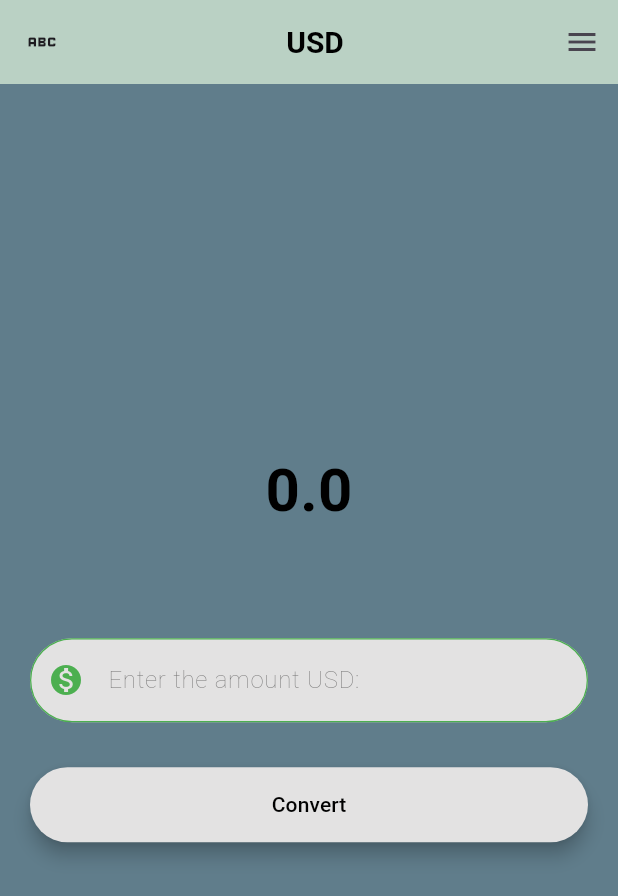
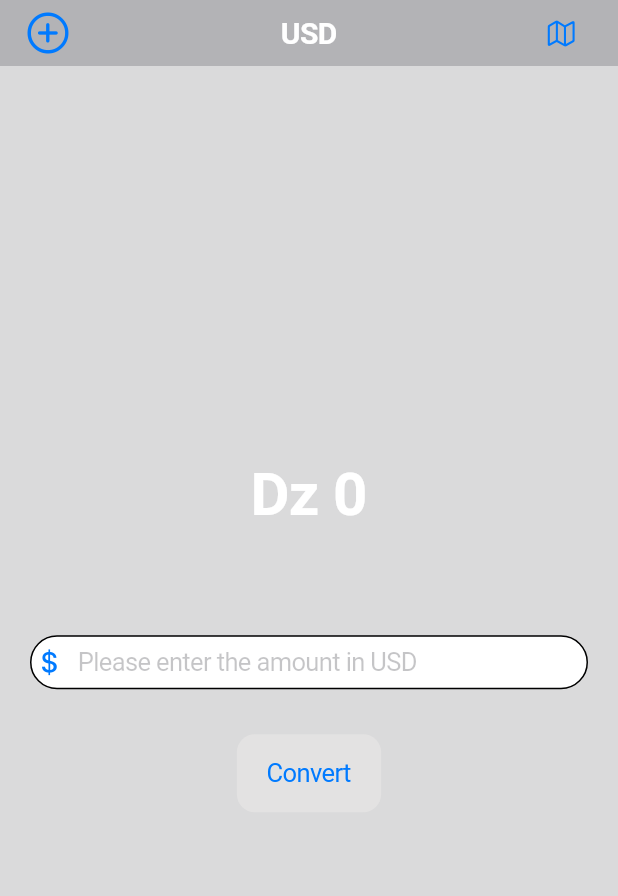
Before and after one commit to Imad015/FirstAppByflutter, a Flutter app: the screen it shows after launch, on a phone screen of 412 x 824 dp. Shown: the top 896 px of the screen. Run offline on Flutter 3.47's test engine with Material 3 defaults, Android fonts, the phone set to English and light mode, and no system bars.

Commit message:
refactor: replace PageTwo with CurrencyConverter pages and enhance app structure

```diff
--- /dev/null
+++ b/my_awesome_app/lib/currency_converter_cupertino_page.dart
@@ -0,0 +1,100 @@
+import 'package:flutter/cupertino.dart';
+
+class CurrencyConverterCupertinoPage extends StatefulWidget {
+  const CurrencyConverterCupertinoPage({super.key});
+
+  @override
+  State<CurrencyConverterCupertinoPage> createState() =>
+      _CurrencyConverterCupertinoPageState();
+}
+
+class _CurrencyConverterCupertinoPageState
+    extends State<CurrencyConverterCupertinoPage> {
+  double result = 0;
+  final TextEditingController textEditingController = TextEditingController();
+  @override
+  void dispose() {
+    textEditingController.dispose();
+    super.dispose();
+  }
+
+  @override
+  Widget build(BuildContext context) {
+    return CupertinoPageScaffold(
+      navigationBar: CupertinoNavigationBar(
+        middle: const Center(
+          child: Text(
+            "USD",
+            style: TextStyle(
+              color: CupertinoColors.white,
+              fontWeight: FontWeight.bold,
+              fontSize: 20,
+            ),
+          ),
+        ),
+        trailing: Row(
+          mainAxisSize: MainAxisSize.min,
+          children: [
+            CupertinoButton(
+              padding: EdgeInsets.zero,
+              child: const Icon(CupertinoIcons.map),
+              onPressed: () {},
+            ),
+          ],
+        ),
+        backgroundColor: CupertinoColors.activeGreen,
+        leading: const Icon(CupertinoIcons.add_circled),
+      ),
+      backgroundColor: CupertinoColors.tertiarySystemFill,
+      child: Center(
+        child: Column(
+          mainAxisAlignment: MainAxisAlignment.center,
+          children: [
+            Container(
+              margin: EdgeInsets.fromLTRB(0, 0, 0, 50),
+              child: Text(
+                'Dz ${result != 0 ? result.toStringAsFixed(2) : result.toStringAsFixed(0)}',
+
+                style: const TextStyle(
+                  fontSize: 40,
+                  fontWeight: FontWeight.bold,
+                  color: CupertinoColors.white,
+                ),
+              ),
+            ),
+            Container(
+              padding: const EdgeInsets.all(20),
+
+              child: CupertinoTextField(
+                controller: textEditingController,
+                keyboardType: const TextInputType.numberWithOptions(
+                  decimal: true,
+                ),
+                style: TextStyle(color: const Color.fromRGBO(0, 0, 0, 1)),
+                decoration: BoxDecoration(
+                  color: CupertinoColors.white,
+                  border: Border.all(),
+                  borderRadius: BorderRadius.all(Radius.circular(30))
+                ),
+                placeholder: "Please enter the amount in USD",
+                prefix: const Icon(CupertinoIcons.money_dollar),
+              ),
+            ),
+            Padding(
+              padding: const EdgeInsets.fromLTRB(20, 10, 20, 20),
+              child: CupertinoButton(
+                onPressed: () {
+                  setState(() {
+                    result = double.parse(textEditingController.text) * 133.32;
+                  });
+                },
+                color: const Color.fromRGBO(227, 226, 226, 1),
+                child: const Text("Convert"),
+              ),
+            ),
+          ],
+        ),
+      ),
+    );
+  }
+}
--- a/my_awesome_app/lib/pageTwo.dart
+++ b/my_awesome_app/lib/currency_converter_material_page.dart
@@ -1,15 +1,15 @@
 import 'package:flutter/foundation.dart';
 import 'package:flutter/material.dart';
 
-class PageTwo extends StatefulWidget {
-  const PageTwo({super.key});
+class CurrencyConverterMaterialPage extends StatefulWidget {
+  const CurrencyConverterMaterialPage({super.key});
   @override
-  State<PageTwo> createState() => _PageTwo();
+  State<CurrencyConverterMaterialPage> createState() => _PageTwo();
 }
 
-class _PageTwo extends State<PageTwo> {
+class _PageTwo extends State<CurrencyConverterMaterialPage> {
   double result = 0;
-    final TextEditingController textEditingController = TextEditingController();
+  final TextEditingController textEditingController = TextEditingController();
   @override
   Widget build(BuildContext context) {
     final border = OutlineInputBorder(
@@ -38,6 +38,7 @@ class _PageTwo extends State<PageTwo> {
         ],
         backgroundColor: Colors.green[100],
         leading: const Icon(Icons.abc),
+
       ),
       backgroundColor: Colors.blueGrey,
       body: Center(
@@ -47,7 +48,7 @@ class _PageTwo extends State<PageTwo> {
             Container(
               margin: EdgeInsets.fromLTRB(0, 0, 0, 50),
               child: Text(
-                result.toString(),
+                'Dz ${result != 0 ? result.toStringAsFixed(2) : result.toStringAsFixed(0)}',
 
                 style: const TextStyle(
                   fontSize: 40,
@@ -61,9 +62,6 @@ class _PageTwo extends State<PageTwo> {
 
               child: TextField(
                 controller: textEditingController,
-                onSubmitted: (value) {
-                  print(value);
-                },
                 keyboardType: const TextInputType.numberWithOptions(
                   decimal: true,
                 ),
@@ -88,7 +86,7 @@ class _PageTwo extends State<PageTwo> {
               child: ElevatedButton(
                 onPressed: () {
                   setState(() {
-                    result = double.parse((double.parse(textEditingController.text) * 133.32).toStringAsFixed(2));
+                    result = double.parse(textEditingController.text) * 133.32;
                   });
                 },
                 style: ElevatedButton.styleFrom(
--- a/my_awesome_app/lib/main.dart
+++ b/my_awesome_app/lib/main.dart
@@ -1,8 +1,10 @@
+import 'package:flutter/cupertino.dart';
 import 'package:flutter/material.dart';
-import 'package:my_awesome_app/pageTwo.dart';
+import 'package:my_awesome_app/currency_converter_cupertino_page.dart';
+import 'package:my_awesome_app/currency_converter_material_page.dart';
 
 void main() {
-  runApp(MyApp());
+  runApp(MyCupertinoApp());
 }
 
 class MyApp extends StatelessWidget {
@@ -13,7 +15,18 @@ class MyApp extends StatelessWidget {
   Widget build(BuildContext context) {
     return const MaterialApp(
       debugShowCheckedModeBanner: false,
-      home:  PageTwo(),
+      home: CurrencyConverterMaterialPage(),
     );
   }
 }
+
+class MyCupertinoApp extends StatelessWidget {
+  const MyCupertinoApp({super.key});
+
+  @override
+  Widget build(BuildContext context) {
+    return CupertinoApp(
+      home: CurrencyConverterCupertinoPage(),
+    );
+  }
+}
```
